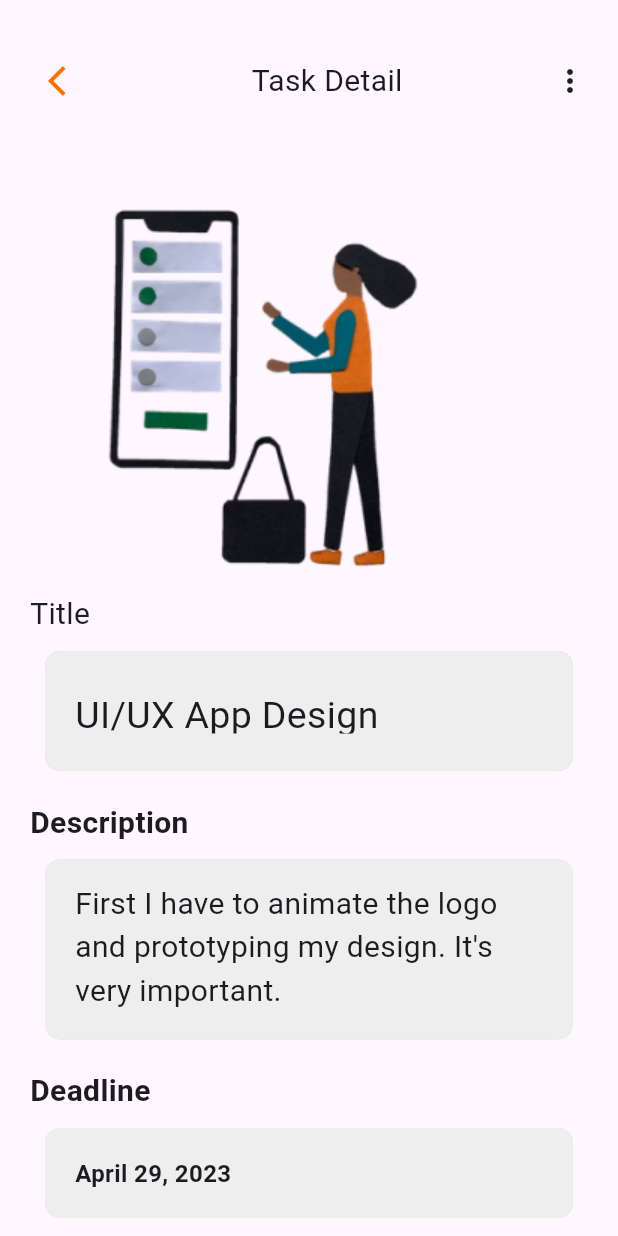
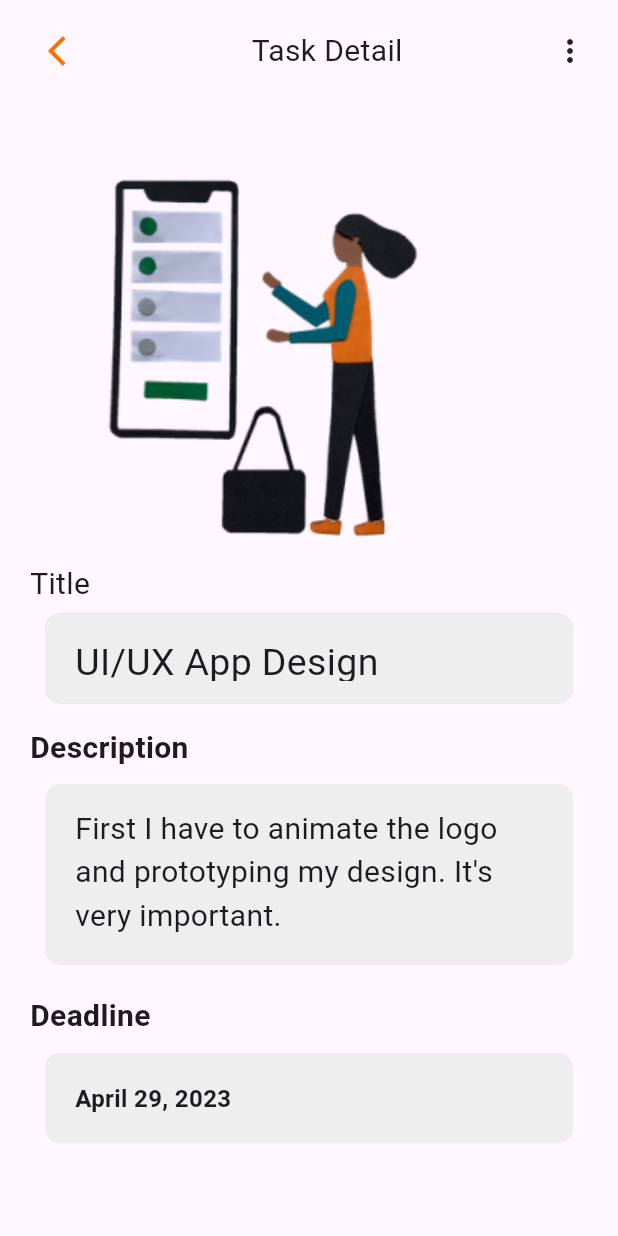
Before and after one commit to yisaq27/gdsc_study_session_g7, a Flutter app: the TaskDetailPage screen opened by its route, on a phone screen of 412 x 824 dp. Run offline on Flutter 3.47's test engine with Material 3 defaults, Android fonts, the light colour scheme and no system bars.

```diff
--- a/lib/Presentation/Screen/task_detail.dart
+++ b/lib/Presentation/Screen/task_detail.dart
@@ -12,10 +12,11 @@ class TaskDetailPage extends StatelessWidget {
           child: Column(
             crossAxisAlignment: CrossAxisAlignment.start,
             children: [
-              //listItem[0][1],
               const SizedBox(
-                height: 30,
+                height: 10,
               ),
+
+              // Title bar row
               Row(
                 mainAxisAlignment: MainAxisAlignment.spaceBetween,
                 children: [
@@ -27,7 +28,6 @@ class TaskDetailPage extends StatelessWidget {
                       Icons.arrow_back_ios,
                       color: Colors.amber[900],
                     ),
-                    //color: Colors.amber[900],
                   ),
                   const Text(
                     'Task Detail',
@@ -38,10 +38,8 @@ class TaskDetailPage extends StatelessWidget {
                   const Icon(Icons.more_vert),
                 ],
               ),
-              // const SizedBox(
-              //   height: 10,
-              // ),
 
+              // Image
               Image.asset('assets/shopping-1.png'),
               const SizedBox(
                 height: 10,
@@ -50,19 +48,18 @@ class TaskDetailPage extends StatelessWidget {
               const Text(
                 'Title',
                 style: TextStyle(
-                  //color: Colors.amber[900],
                   fontSize: 20,
-                  //fontWeight: FontWeight.w600,
                 ),
               ),
+
+
               Container(
-                height: 80,
+                height: 60,
                 width: MediaQuery.of(context).size.width,
-                margin: EdgeInsets.symmetric(horizontal: 10, vertical: 10),
+                margin: const EdgeInsets.symmetric(horizontal: 10, vertical: 5),
                 padding:
-                    const EdgeInsets.symmetric(horizontal: 20, vertical: 25),
+                    const EdgeInsets.symmetric(horizontal: 20, vertical: 15),
                 decoration: BoxDecoration(
-                  //color: Colors.grey,
                   boxShadow: [
                     BoxShadow(
                         //blurRadius: 5,
@@ -135,7 +132,6 @@ class TaskDetailPage extends StatelessWidget {
               const Text(
                 'Deadline',
                 style: TextStyle(
-                  //color: Colors.amber[900],
                   fontSize: 20,
                   fontWeight: FontWeight.w600,
                 ),
```
